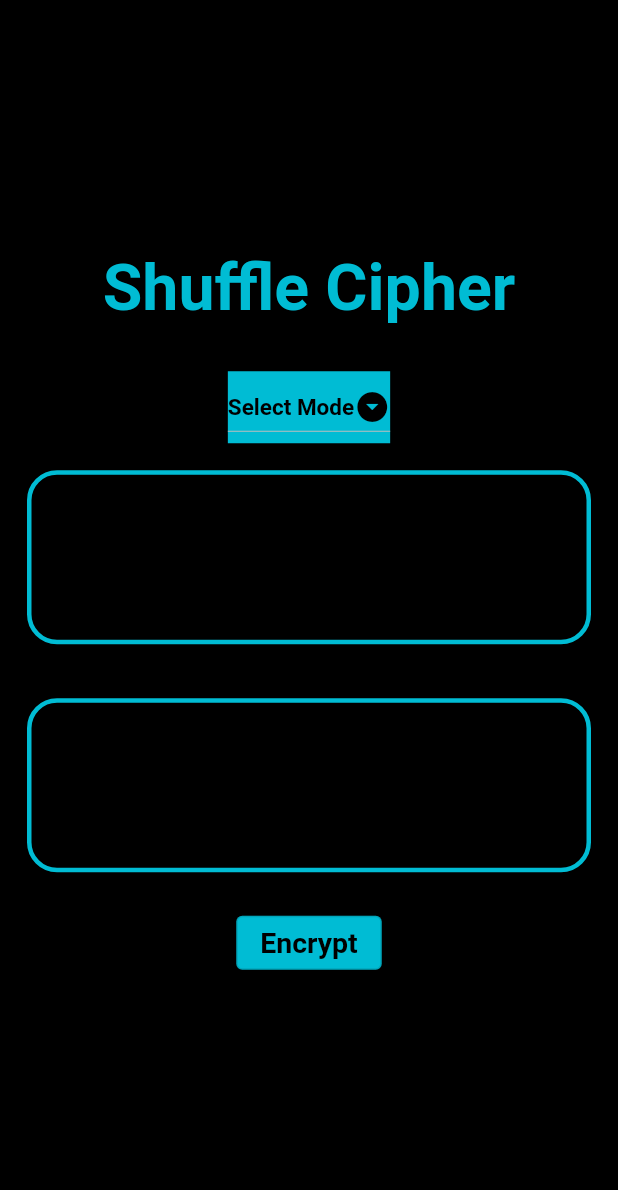
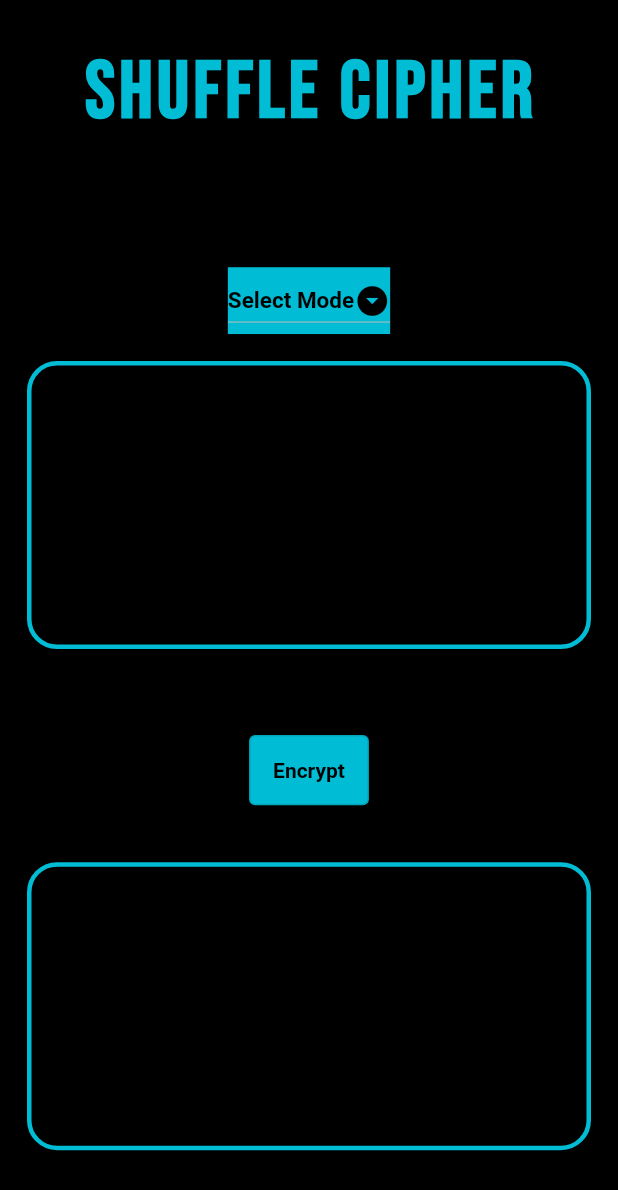
Before and after one commit to nikhil-RGB/Flutter-Cipher, a Flutter app: the screen it shows after launch, on a phone screen of 412 x 824 dp. Shown: the top 1190 px of the screen. Run offline on Flutter 3.47's test engine with Material 2 defaults, Android fonts, the phone set to English and light mode, and no system bars; our stand-ins replace google_fonts.

Commit message:
✨Improve UI with Expanded Widget

```diff
--- a/lib/screens/home.dart
+++ b/lib/screens/home.dart
@@ -1,5 +1,5 @@
 import 'dart:ui';
-
+import 'package:google_fonts/google_fonts.dart';
 import 'package:flutter/material.dart';
 
 class home extends StatefulWidget {
@@ -26,21 +26,31 @@ class _homeState extends State<home> {
           // arranges them vertically.
           mainAxisAlignment: MainAxisAlignment.center,
           children: <Widget>[
-            Container(
-              padding: const EdgeInsets.only(bottom: 31),
+            Expanded(
+              flex: 8,
+              child: Container(
+                child: Padding(
+                  padding: const EdgeInsets.all(30.0),
                   child: Text(
                     "Shuffle Cipher",
-                style: TextStyle(
-                    fontSize: 43,
+                    style: GoogleFonts.bebasNeue(
+                      fontSize: 53,
                       fontWeight: FontWeight.bold,
-                    color: Colors.cyan),
+                      letterSpacing: 3,
+                      color: Colors.cyan,
                     ),
                   ),
-            Container(
+                ),
+              ),
+            ),
+            Expanded(
+              flex: 2,
+              child: Container(
                 decoration: BoxDecoration(
                   color: Colors.cyan,
                 ),
                 child: DropdownButton(
+                    borderRadius: BorderRadius.circular(12),
                     hint: Text(
                       "Select Mode",
                       style: TextStyle(
@@ -68,12 +78,15 @@ class _homeState extends State<home> {
                       });
                     }),
               ),
-            Padding(
+            ),
+            Expanded(
+              flex: 12,
+              child: Padding(
                 padding: const EdgeInsets.all(18.0),
                 child: TextField(
                   controller: textarea,
                   keyboardType: TextInputType.multiline,
-                maxLines: 4,
+                  maxLines: 8,
                   decoration: InputDecoration(
                     enabledBorder: createInputBorder(),
                     hintText: "Enter Remarks",
@@ -81,21 +94,11 @@ class _homeState extends State<home> {
                   ),
                 ),
               ),
-            Padding(
-              padding: const EdgeInsets.all(18.0),
-              child: TextField(
-                controller: textarea,
-                keyboardType: TextInputType.multiline,
-                maxLines: 4,
-                decoration: InputDecoration(
-                  enabledBorder: createInputBorder(),
-                  hintText: "Enter Remarks",
-                  focusedBorder: createFocusBorder(),
             ),
-              ),
-            ),
-            Padding(
-              padding: const EdgeInsets.all(5.0),
+            Expanded(
+              flex: 3,
+              child: Padding(
+                padding: const EdgeInsets.only(bottom: 20),
                 child: OutlinedButton(
                   style: OutlinedButton.styleFrom(
                       backgroundColor: Colors.cyan), //<-- SEE HERE
@@ -103,9 +106,26 @@ class _homeState extends State<home> {
                   child: Text(
                     "Encrypt",
                     style: TextStyle(
-                      fontSize: 19,
+                        fontSize: 14,
                         fontWeight: FontWeight.bold,
                         color: Colors.black),
+                  ),
+                ),
+              ),
+            ),
+            Expanded(
+              flex: 12,
+              child: Padding(
+                padding: const EdgeInsets.all(18.0),
+                child: TextField(
+                  controller: textarea,
+                  keyboardType: TextInputType.multiline,
+                  maxLines: 8,
+                  decoration: InputDecoration(
+                    enabledBorder: createInputBorder(),
+                    hintText: "Enter Remarks",
+                    focusedBorder: createFocusBorder(),
+                  ),
                 ),
               ),
             ),
--- a/pubspec.yaml
+++ b/pubspec.yaml
@@ -34,6 +34,7 @@ dependencies:
   # The following adds the Cupertino Icons font to your application.
   # Use with the CupertinoIcons class for iOS style icons.
   cupertino_icons: ^1.0.2
+  google_fonts: ^3.0.1
 
 dev_dependencies:
   flutter_test:
```
Also changed, not shown: pubspec.lock, 1 other file. Lines whose indentation alone changed are shown as unchanged.
